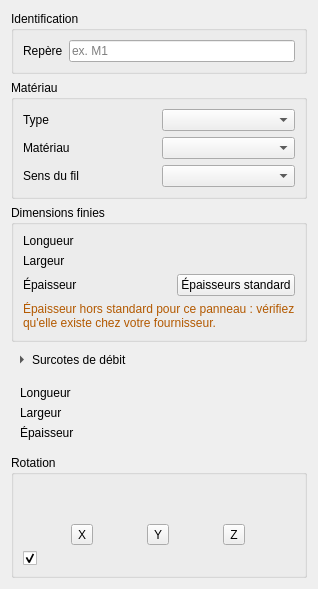
Before: the Qt Designer form freecad/menuiserie/gui/task_panels/wood_part.ui in jvmenthon/freecad-menuiserie, drawn with Qt 5.
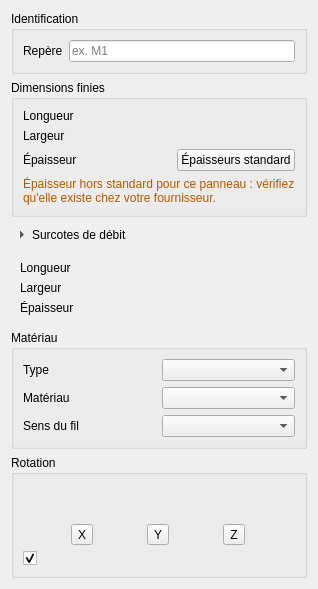
After: the same form once the commit is applied. Custom widgets are drawn as their Qt base class.

Commit message:
J6 : panneau de la pièce dans l'ordre repère, dimensions, matériau, rotation (demande de jv)
Claude-Session: https://claude.ai/code/session_01M6KgAhjcinXsGQYpXvkwjK

```diff
--- a/freecad/menuiserie/gui/task_panels/wood_part.ui
+++ b/freecad/menuiserie/gui/task_panels/wood_part.ui
@@ -35,66 +35,6 @@
      </layout>
     </widget>
    </item>
-   <item>
-    <widget class="QGroupBox" name="materialGroup">
-     <property name="title">
-      <string>Matériau</string>
-     </property>
-     <layout class="QGridLayout" name="materialGroupLayout">
-      <item row="0" column="0">
-       <widget class="QLabel" name="kindLabel">
-        <property name="text">
-         <string>Type</string>
-        </property>
-        <property name="buddy">
-         <cstring>kindCombo</cstring>
-        </property>
-       </widget>
-      </item>
-      <item row="0" column="1">
-       <widget class="QComboBox" name="kindCombo">
-        <property name="toolTip">
-         <string>Restreint la liste des matériaux à un type.</string>
-        </property>
-       </widget>
-      </item>
-      <item row="1" column="0">
-       <widget class="QLabel" name="materialLabel">
-        <property name="text">
-         <string>Matériau</string>
-        </property>
-        <property name="buddy">
-         <cstring>materialCombo</cstring>
-        </property>
-       </widget>
-      </item>
-      <item row="1" column="1">
-       <widget class="QComboBox" name="materialCombo">
-        <property name="toolTip">
-         <string>Essence ou panneau, choisi dans la bibliothèque de matériaux.</string>
-        </property>
-       </widget>
-      </item>
-      <item row="2" column="0">
-       <widget class="QLabel" name="grainLabel">
-        <property name="text">
-         <string>Sens du fil</string>
-        </property>
-        <property name="buddy">
-         <cstring>grainCombo</cstring>
-        </property>
-       </widget>
-      </item>
-      <item row="2" column="1">
-       <widget class="QComboBox" name="grainCombo">
-        <property name="toolTip">
-         <string>Sens du fil par rapport aux cotes de la pièce.</string>
-        </property>
-       </widget>
-      </item>
-     </layout>
-    </widget>
-   </item>
    <item>
     <widget class="QGroupBox" name="dimensionsGroup">
      <property name="title">
@@ -273,6 +213,66 @@
      </layout>
     </widget>
    </item>
+   <item>
+    <widget class="QGroupBox" name="materialGroup">
+     <property name="title">
+      <string>Matériau</string>
+     </property>
+     <layout class="QGridLayout" name="materialGroupLayout">
+      <item row="0" column="0">
+       <widget class="QLabel" name="kindLabel">
+        <property name="text">
+         <string>Type</string>
+        </property>
+        <property name="buddy">
+         <cstring>kindCombo</cstring>
+        </property>
+       </widget>
+      </item>
+      <item row="0" column="1">
+       <widget class="QComboBox" name="kindCombo">
+        <property name="toolTip">
+         <string>Restreint la liste des matériaux à un type.</string>
+        </property>
+       </widget>
+      </item>
+      <item row="1" column="0">
+       <widget class="QLabel" name="materialLabel">
+        <property name="text">
+         <string>Matériau</string>
+        </property>
+        <property name="buddy">
+         <cstring>materialCombo</cstring>
+        </property>
+       </widget>
+      </item>
+      <item row="1" column="1">
+       <widget class="QComboBox" name="materialCombo">
+        <property name="toolTip">
+         <string>Essence ou panneau, choisi dans la bibliothèque de matériaux.</string>
+        </property>
+       </widget>
+      </item>
+      <item row="2" column="0">
+       <widget class="QLabel" name="grainLabel">
+        <property name="text">
+         <string>Sens du fil</string>
+        </property>
+        <property name="buddy">
+         <cstring>grainCombo</cstring>
+        </property>
+       </widget>
+      </item>
+      <item row="2" column="1">
+       <widget class="QComboBox" name="grainCombo">
+        <property name="toolTip">
+         <string>Sens du fil par rapport aux cotes de la pièce.</string>
+        </property>
+       </widget>
+      </item>
+     </layout>
+    </widget>
+   </item>
    <item>
     <widget class="QGroupBox" name="rotationGroup">
      <property name="title">
```
Left out of the diff: 6 changed lines with no effect on the pictures. The commit also changes 5 other files.
